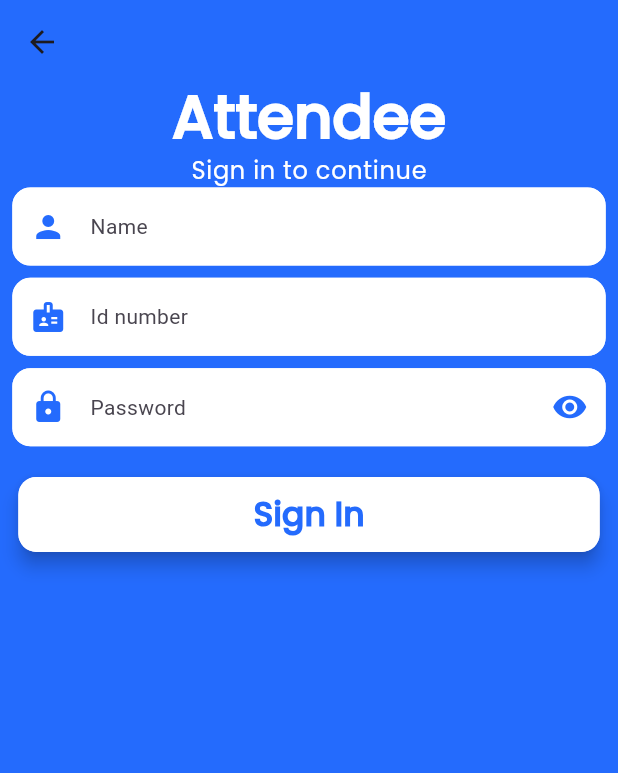
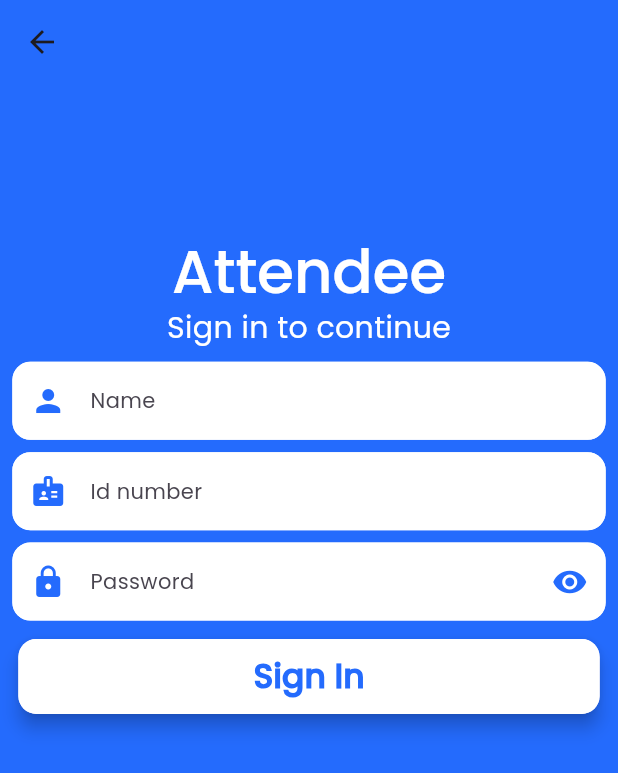
Before and after one commit to specter-hafiz/Check, a Flutter app: the screen it shows after launch, after a tap on "Attendee", on a phone screen of 412 x 824 dp. Shown: the top 773 px of the screen. Run offline on Flutter 3.47's test engine with Material 3 defaults, Android fonts, the phone set to English and light mode, and no system bars; our stand-ins replace cloud_firestore, connectivity_plus, firebase_auth, firebase_core, geolocator; accounts and stored records are empty.

Commit message:
ninth commit

```diff
--- a/lib/main.dart
+++ b/lib/main.dart
@@ -35,6 +35,9 @@ class MyApp extends StatelessWidget {
           bodyLarge:
               TextStyle(fontFamily: "Poppins", color: AppColors.whiteText),
           titleLarge: TextStyle(fontFamily: "Poppins"),
+          bodyMedium: TextStyle(
+            fontFamily: "Poppins",
+          ),
           displayLarge:
               TextStyle(fontFamily: "Poppins", color: AppColors.whiteText),
         ),
--- a/lib/screens/attendee_sigin_screen.dart
+++ b/lib/screens/attendee_sigin_screen.dart
@@ -1,4 +1,3 @@
-import 'package:check/components/strings.dart';
 import 'package:check/config/size_config.dart';
 import 'package:check/widgets/attendee_signin_form.dart';
 import 'package:flutter/material.dart';
@@ -14,20 +13,7 @@ class AttendeeSigninScreen extends StatelessWidget {
             child: Padding(
           padding: EdgeInsets.symmetric(
               horizontal: SizeConfig.blockSizeHorizontal! * 2),
-          child: Column(children: [
-            Text(
-              attendee,
-              style: Theme.of(context).textTheme.displayLarge!.copyWith(
-                    fontSize: 40,
-                    fontWeight: FontWeight.bold,
-                  ),
-            ),
-            Text(
-              signinToContinue,
-              style: Theme.of(context).textTheme.bodyLarge!.copyWith(),
-            ),
-            AttendeeSignInForm(),
-          ]),
+          child: AttendeeSignInForm(),
         )));
   }
 }
--- a/lib/screens/reset_password_screen.dart
+++ b/lib/screens/reset_password_screen.dart
@@ -1,5 +1,4 @@
 import 'package:check/config/size_config.dart';
-import 'package:check/widgets/admin_attendee_button.dart';
 import 'package:check/widgets/reset_password_form.dart';
 import 'package:flutter/material.dart';
 
@@ -27,8 +26,6 @@ class ResetPasswordScreen extends StatelessWidget {
           child: Column(
             children: [
               ResetPasswordForm(),
-              SizedBox(height: SizeConfig.blockSizeVertical! * 4),
-              AdminAttendeeButton(text: "Confirm")
             ],
           ),
         ),
--- a/lib/screens/welcome_screen.dart
+++ b/lib/screens/welcome_screen.dart
@@ -12,29 +12,30 @@ class WelcomeScreen extends StatelessWidget {
   @override
   Widget build(BuildContext context) {
     SizeConfig().init(context);
-
+    final orientation = MediaQuery.of(context).orientation;
     return Scaffold(
       body: Padding(
-        padding: EdgeInsets.only(
-            left: SizeConfig.blockSizeHorizontal! * 2,
-            right: SizeConfig.blockSizeHorizontal! * 2,
-            top: SizeConfig.blockSizeVertical! * 10),
+        padding: EdgeInsets.symmetric(
+          horizontal: SizeConfig.blockSizeHorizontal! * 2,
+        ),
         child: Column(
-          mainAxisAlignment: MainAxisAlignment.center,
           children: [
+            orientation == Orientation.portrait
+                ? SizedBox(height: SizeConfig.blockSizeHorizontal! * 60)
+                : SizedBox(height: SizeConfig.blockSizeHorizontal! * 5),
             Text(welcome,
                 style: Theme.of(context).textTheme.displayLarge!.copyWith(
                     fontSize: 40,
                     fontWeight: FontWeight.bold,
                     color: AppColors.whiteText)),
             SizedBox(
-              height: 8,
+              height: SizeConfig.blockSizeHorizontal! * 3,
             ),
             Text(selectRole,
                 style: Theme.of(context).textTheme.titleLarge!.copyWith(
                     fontWeight: FontWeight.normal, color: AppColors.whiteText)),
             SizedBox(
-              height: 8,
+              height: SizeConfig.blockSizeHorizontal! * 3,
             ),
             Row(
               mainAxisAlignment: MainAxisAlignment.center,
--- a/lib/utilities/dialogs/generic_alert_dialog.dart
+++ b/lib/utilities/dialogs/generic_alert_dialog.dart
@@ -16,7 +16,7 @@ Future<T?> showGenericDialog<T>(
           content: Text(content),
           actions: options.keys.map((optionTitle) {
             final value = options[optionTitle];
-            return TextButton(
+            return ElevatedButton(
                 onPressed: () {
                   if (value != null) {
                     Navigator.of(context).pop(value);
--- a/lib/widgets/attendee_signin_form.dart
+++ b/lib/widgets/attendee_signin_form.dart
@@ -1,3 +1,4 @@
+import 'package:check/components/colors.dart';
 import 'package:check/components/strings.dart';
 import 'package:check/config/size_config.dart';
 import 'package:check/providers/auth_provider.dart';
@@ -23,14 +24,49 @@ class _AttendeeSignInFormState extends State<AttendeeSignInForm> {
   final TextEditingController passwordController = TextEditingController();
   final _formkey = GlobalKey<FormState>();
   bool isLoading = false;
+  FocusNode idFNode = FocusNode();
+  FocusNode passwordFNode = FocusNode();
+  @override
+  void dispose() {
+    nameController.dispose();
+    idController.dispose();
+    passwordController.dispose();
+    idFNode.dispose();
+    passwordFNode.dispose();
+    super.dispose();
+  }
 
   @override
   Widget build(BuildContext context) {
+    final orientation = MediaQuery.of(context).orientation;
+
     return Form(
         key: _formkey,
         child: Column(
           children: [
+            if (orientation == Orientation.portrait)
+              SizedBox(height: SizeConfig.blockSizeHorizontal! * 25),
+            Text(
+              attendee,
+              style: Theme.of(context).textTheme.displayLarge!.copyWith(
+                    fontSize: 40,
+                    fontWeight: FontWeight.w500,
+                  ),
+            ),
+            Text(
+              signinToContinue,
+              style: Theme.of(context)
+                  .textTheme
+                  .bodyMedium!
+                  .copyWith(fontSize: 20, color: AppColors.whiteText),
+            ),
+            SizedBox(
+              height: SizeConfig.blockSizeVertical! * 1,
+            ),
             TextFieldWidget(
+                onfieldSubmitted: (_) {
+                  FocusScope.of(context).requestFocus(idFNode);
+                },
                 username: true,
                 controller: nameController,
                 hinttext: "Name",
@@ -39,6 +75,7 @@ class _AttendeeSignInFormState extends State<AttendeeSignInForm> {
               height: SizeConfig.blockSizeVertical! * 1,
             ),
             TextFieldWidget(
+                focusNode: idFNode,
                 username: true,
                 controller: idController,
                 hinttext: "Id number",
@@ -48,10 +85,12 @@ class _AttendeeSignInFormState extends State<AttendeeSignInForm> {
             ),
             PasswordTextField(passwordcontroller: passwordController),
             SizedBox(
-              height: SizeConfig.blockSizeVertical! * 2,
+              height: SizeConfig.blockSizeVertical! * 1,
             ),
             isLoading
-                ? CircularProgressIndicator()
+                ? CircularProgressIndicator(
+                    color: AppColors.whiteText,
+                  )
                 : AdminAttendeeButton(
                     text: signin,
                     callback: () {
@@ -65,12 +104,11 @@ class _AttendeeSignInFormState extends State<AttendeeSignInForm> {
                           passwordController.text,
                           nameController.text,
                           idController.text,
+                          nameController,
+                          idController,
+                          passwordController,
                         )
                             .then((_) {
-                          setState(() {
-                            isLoading = false;
-                          });
-                        }).catchError((_) {
                           setState(() {
                             isLoading = false;
                           });
--- a/lib/widgets/checkin_button.dart
+++ b/lib/widgets/checkin_button.dart
@@ -30,7 +30,7 @@ class CheckInButton extends StatelessWidget {
           ],
         ),
         decoration: BoxDecoration(
-            borderRadius: BorderRadius.circular(24),
+            borderRadius: BorderRadius.circular(16),
             color: AppColors.whiteText),
       ),
     );
--- a/lib/widgets/password_textfield.dart
+++ b/lib/widgets/password_textfield.dart
@@ -26,7 +26,7 @@ class _PasswordTextFieldState extends State<PasswordTextField> {
     return TextFormField(
       validator: (value) {
         if (value == null || value.isEmpty) {
-          return "Password field required";
+          return "Field required";
         }
 
         return null;
@@ -37,6 +37,8 @@ class _PasswordTextFieldState extends State<PasswordTextField> {
       cursorColor: AppColors.blueText,
       obscureText: passwordVisible,
       decoration: InputDecoration(
+          labelStyle:
+              Theme.of(context).textTheme.bodyMedium!.copyWith(fontSize: 15),
           suffixIcon: IconButton(
               color: AppColors.blueText,
               onPressed: () {
--- a/lib/widgets/textfield_widget.dart
+++ b/lib/widgets/textfield_widget.dart
@@ -8,19 +8,29 @@ class TextFieldWidget extends StatelessWidget {
     required this.hinttext,
     required this.prefixIcon,
     this.username,
+    this.onfieldSubmitted,
+    this.focusNode,
   });
 
   final TextEditingController controller;
   final String hinttext;
   final IconData prefixIcon;
   final bool? username;
+  final FocusNode? focusNode;
+  final Function(String)? onfieldSubmitted;
 
   @override
   Widget build(BuildContext context) {
     return TextFormField(
+      focusNode: focusNode,
+      onFieldSubmitted: onfieldSubmitted,
+      textInputAction: TextInputAction.next,
       validator: (value) {
         if (value == null || value.isEmpty) {
           return "Field required";
+        }
+        if (value.length < 2) {
+          return "Enter more than one character";
         }
         if (!username!) {
           if (!value.contains(".com")) {
```
Also changed, not shown: lib/providers/auth_provider.dart (+16 -4 lines), lib/providers/db_provider.dart (+19 -13 lines), lib/screens/admin_signin_screen.dart (+10 -5 lines), lib/screens/admin_signup_screen.dart (+10 -3 lines), lib/screens/attendee_home_screen.dart (+78 -32 lines), lib/screens/forgot_password_screen.dart (+22 -11 lines), lib/utilities/dialogs/error_dialog.dart (+4 -3 lines), lib/widgets/reset_password_form.dart (+4 -5 lines).
